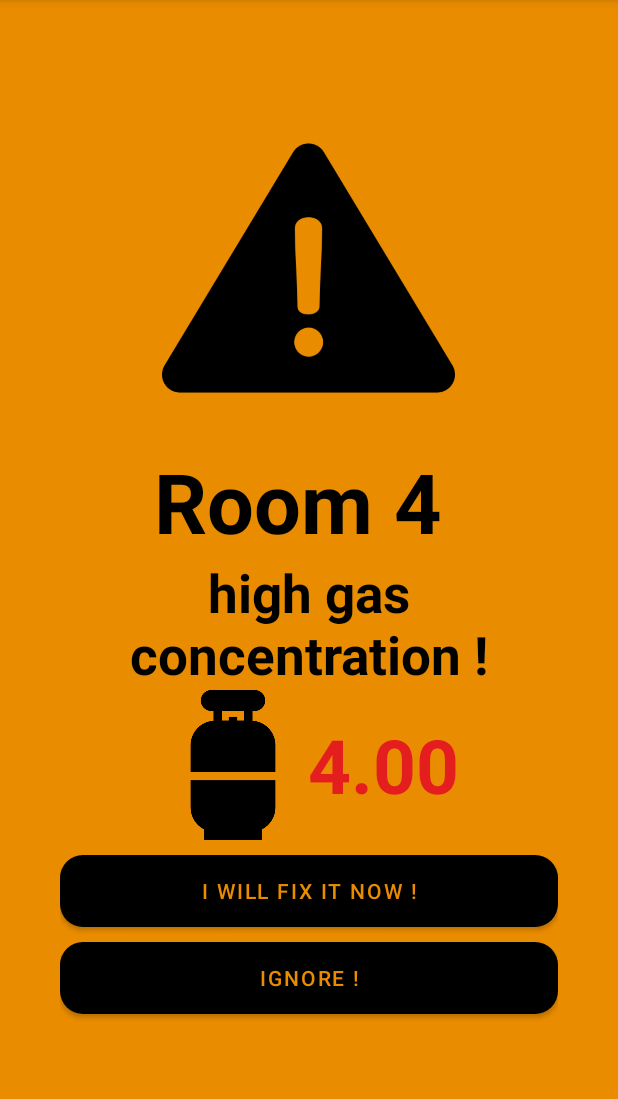
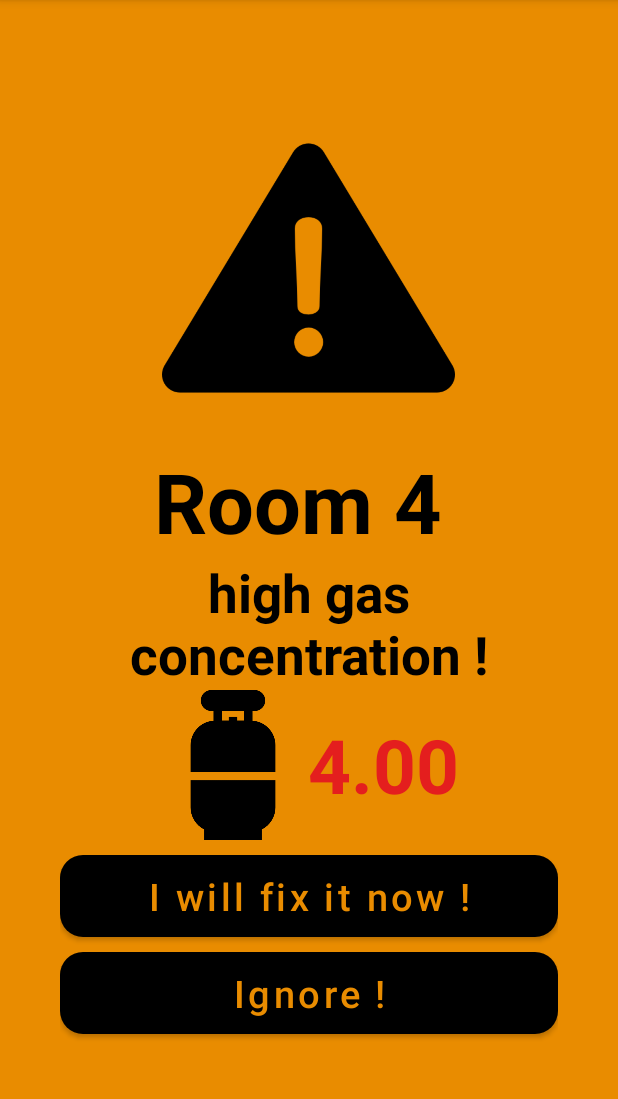
Before and after one commit to BinhPhamQuang/FireAlert, an Android app: the WarningActivity screen opened directly, with no data from a screen before it, on a phone screen of 412 x 824 dp, the part 84-1183 px from its top. Run offline under Robolectric (Android 15) with nearby library versions, the light colour scheme and no system bars.

Commit message:
fix text

```diff
--- a/app/src/main/res/layout/activity_warning.xml
+++ b/app/src/main/res/layout/activity_warning.xml
@@ -75,6 +75,8 @@
             android:background="@drawable/layout_button"
             android:text="I will fix it now !"
             android:textColor="@color/yellow"
+            android:textAllCaps="false"
+            android:textSize="25dp"
             app:backgroundTint="#000000" />
         <Button
             android:layout_marginTop="10dp"
@@ -84,7 +86,9 @@
             android:layout_below="@id/btn_fixitnow"
             android:background="@drawable/layout_button"
             android:text="Ignore !"
+            android:textAllCaps="false"
             app:backgroundTint="#000000"
+            android:textSize="25dp"
             android:textColor="@color/yellow"/>
 
 
```
